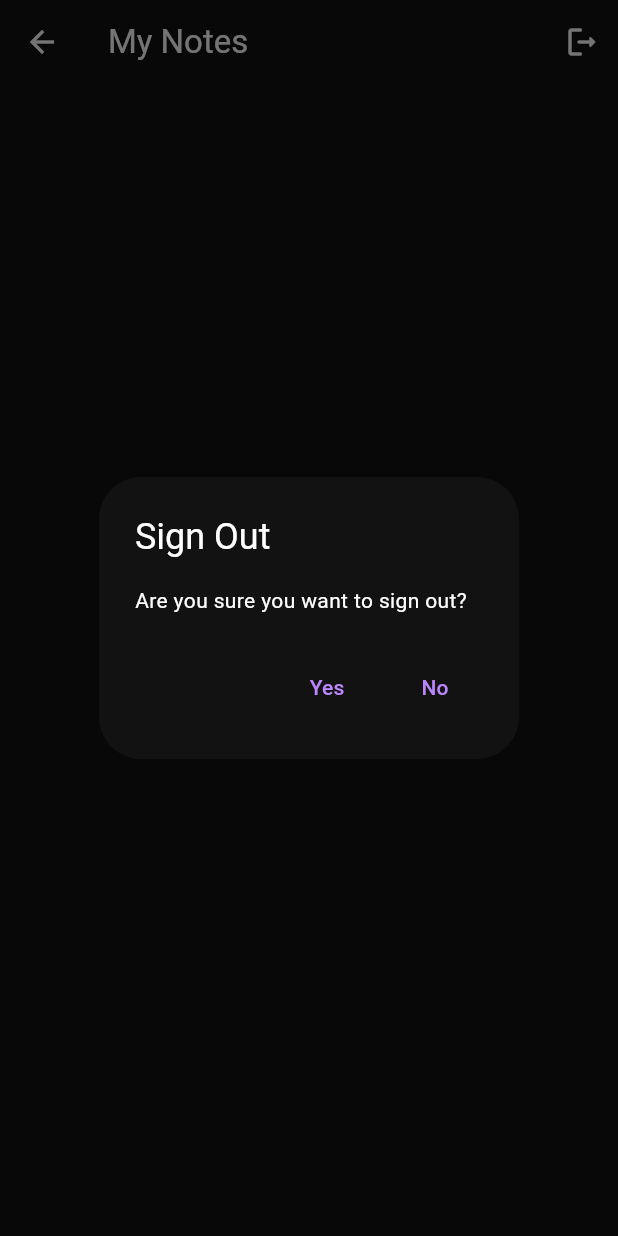
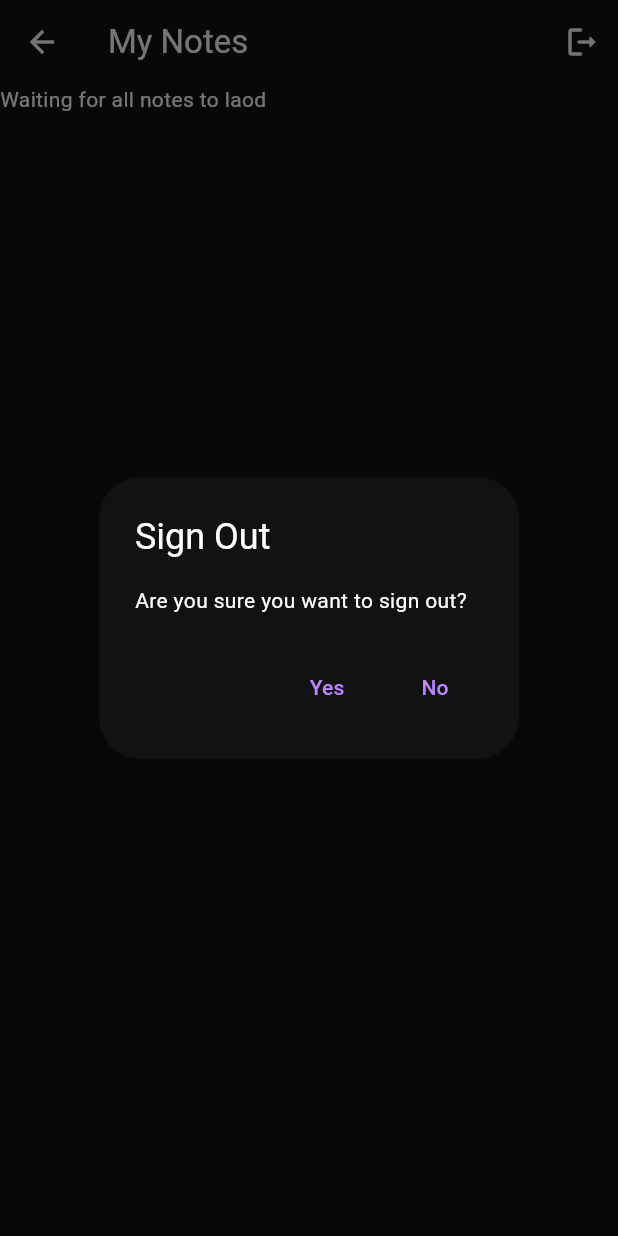
Before and after one commit to grubd14/NoteCloud, a Flutter app: the NotesScreen screen opened by its route, after a tap on the "logout" icon, on a phone screen of 412 x 824 dp. Run offline on Flutter 3.47's test engine with Material 2 defaults, Android fonts, the phone set to English and light mode, and no system bars; our stand-ins replace firebase_auth, firebase_core, sqflite; accounts and stored records are empty; generated files the repository leaves out were written again; network calls fail.

Commit message:
fix: small improvements 	feat: ability to read all notes in notes view

```diff
--- a/lib/auth/auth_user.dart
+++ b/lib/auth/auth_user.dart
@@ -1,8 +1,15 @@
 import 'package:firebase_auth/firebase_auth.dart';
+import 'package:flutter/foundation.dart';
 
+@immutable
 class AuthUser {
+  final String? email;
   final bool isEmailVerfied;
-  const AuthUser(this.isEmailVerfied);
+  const AuthUser({
+    required this.email,
+    required this.isEmailVerfied,
+  });
 
-  factory AuthUser.fromFirebase(User user) => AuthUser(user.emailVerified);
+  factory AuthUser.fromFirebase(User user) =>
+      AuthUser(email: user.email,  isEmailVerfied: user.emailVerified);
 }
--- a/lib/database/notes_service.dart
+++ b/lib/database/notes_service.dart
@@ -12,8 +12,14 @@ class NoteService {
 
   List<DatabaseNote> _notes = [];
 
+  static final NoteService _shared = NoteService._sharedInstance();
+  NoteService._sharedInstance();
+  factory NoteService() => _shared;
+
   final _notesStreamController =
       StreamController<List<DatabaseNote>>.broadcast();
+
+  Stream<List<DatabaseNote>> get allNotes => _notesStreamController.stream;
 
   Future<DatabaseUser> getOrCreateUser({required String email}) async {
     try {
@@ -34,6 +40,7 @@ class NoteService {
 
   Future<DatabaseNote> updateNotes(
       {required DatabaseNote note, required String text}) async {
+    await _ensureDbIsOpen();
     final db = _getDatabaseOrThrow();
     await getNote(id: note.id);
 
@@ -53,6 +60,7 @@ class NoteService {
   }
 
   Future<Iterable<DatabaseNote>> getAllNotes() async {
+    await _ensureDbIsOpen();
     final db = _getDatabaseOrThrow();
     final notes = await db.query(noteTable);
 
@@ -78,6 +86,7 @@ class NoteService {
   }
 
   Future<int> deleteAllNote() async {
+    await _ensureDbIsOpen();
     final db = _getDatabaseOrThrow();
     final numberOfDeletions = await db.delete(
       noteTable,
@@ -146,6 +155,7 @@ class NoteService {
   }
 
   Future<void> deleteUser({required String email}) async {
+    await _ensureDbIsOpen();
     final db = _getDatabaseOrThrow();
     final deletedCount = await db.delete(
       userTable,
@@ -158,6 +168,7 @@ class NoteService {
   }
 
   Future<DatabaseUser> createUser({required String email}) async {
+    await _ensureDbIsOpen();
     final db = _getDatabaseOrThrow();
     final results = await db.query(
       userTable,
@@ -195,6 +206,12 @@ class NoteService {
     } else {
       db.close();
     }
+  }
+
+  Future<void> _ensureDbIsOpen() async {
+    try {
+      await open();
+    } on DatabaseAlreadyOpenedException {}
   }
 
   Future<void> open() async {
--- a/lib/screens/notes_screen.dart
+++ b/lib/screens/notes_screen.dart
@@ -1,5 +1,6 @@
 import 'package:flutter/material.dart';
 import 'package:note_cloud/auth/auth_service.dart';
+import 'package:note_cloud/database/notes_service.dart';
 import 'dart:developer' as devtools show log;
 
 import '../constants/constants_screens.dart';
@@ -14,6 +15,27 @@ class NotesScreen extends StatefulWidget {
 }
 
 class _NotesScreenState extends State<NotesScreen> {
+  late final NoteService _noteService;
+
+  String get userEmail => AuthService.firebase().currentUser!.email!;
+
+//notes service on the init state
+//opens the database
+
+  @override
+  void initState() {
+    _noteService = NoteService();
+    _noteService.open();
+    super.initState();
+  }
+
+//closes the database
+  @override
+  void dispose() {
+    _noteService.close();
+    super.dispose();
+  }
+
   @override
   Widget build(BuildContext context) {
     return Scaffold(
@@ -55,6 +77,27 @@ class _NotesScreenState extends State<NotesScreen> {
               icon: const Icon(Icons.logout_rounded))
         ],
       ),
+      body: FutureBuilder(
+        future: _noteService.getOrCreateUser(email: userEmail),
+        builder: (context, snapshot) {
+          switch (snapshot.connectionState) {
+            case ConnectionState.done:
+              return StreamBuilder(
+                stream: _noteService.allNotes,
+                builder: (context, snapshot) {
+                  switch (snapshot.connectionState) {
+                    case ConnectionState.waiting:
+                      return const Text('Waiting for all notes to laod ');
+                    default:
+                      return const CircularProgressIndicator();
+                  }
+                },
+              );
+            default:
+              return const CircularProgressIndicator();
+          }
+        },
+      ),
     );
   }
 }
```
Also changed, not shown: pubspec.lock.
